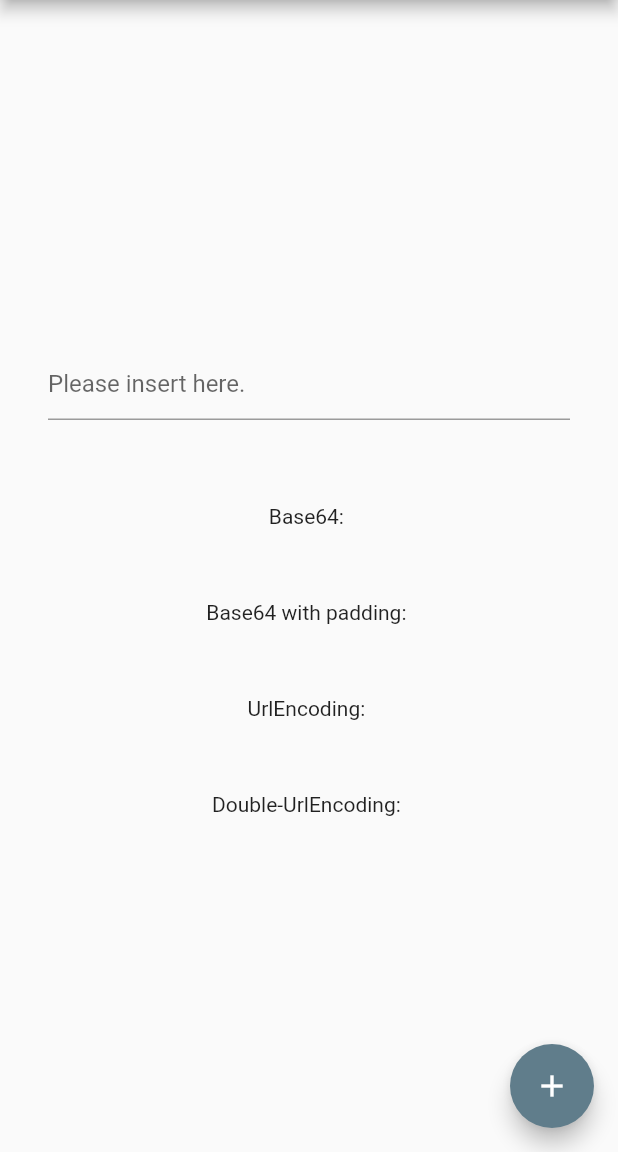
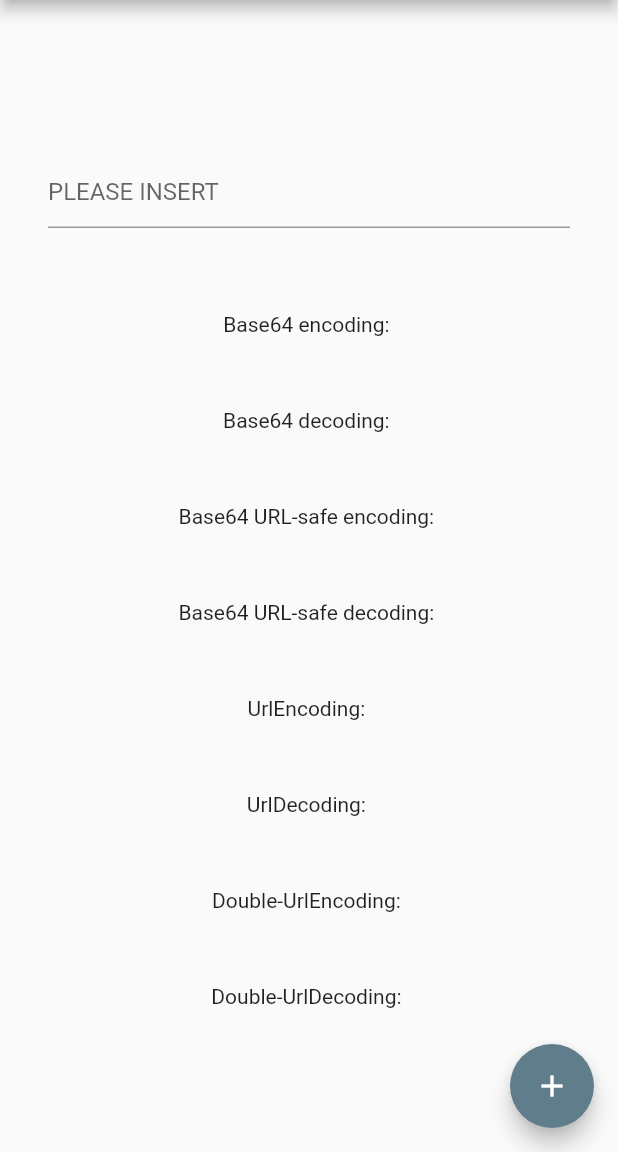
Before and after one commit to lazyrainynight/ssconverter, a Flutter app: the screen it shows after launch, on a phone screen of 412 x 824 dp, the part 84-1236 px from its top. Run offline on Flutter 3.47's test engine with Material 2 defaults, Android fonts, the phone set to English and light mode, and no system bars.

Commit message:
Get Encoded/Decoded texts

```diff
--- a/lib/shared/my_converter.dart
+++ b/lib/shared/my_converter.dart
@@ -1,4 +1,5 @@
 import 'package:flutter/material.dart';
+import 'dart:convert';
 
 class MyConverter extends StatefulWidget {
   const MyConverter({Key? key}) : super(key: key);
@@ -9,12 +10,21 @@ class MyConverter extends StatefulWidget {
 
 class _MyConverterState extends State<MyConverter> {
   String value = '';
-  String base64 = '';
-  String base64WithPadding = '';
-  String urlEncoding = '';
-  String doubleUrlEncoding = '';
+
+  String resultBase64Encoding = '';
+  String resultBase64Decoding = '';
+
+  String resultBase64UrlEncoding = '';
+  String resultBase64UrlDecoding = '';
+
+  String resultUrlEncoding = '';
+  String resultUrlDecoding = '';
+
+  String resultDoubleUrlEncoding = '';
+  String resultDoubleUrlDecoding = '';
+
   final TextEditingController txtValue = TextEditingController();
-  String inputHint = 'Please insert here.';
+  String inputHint = 'PLEASE INSERT';
 
   @override
   Widget build(BuildContext context) {
@@ -27,31 +37,100 @@ class _MyConverterState extends State<MyConverter> {
             decoration: InputDecoration(hintText: inputHint),
             onChanged: (t) {
               setState(() {
-                base64 = t;
-                base64WithPadding = t;
-                urlEncoding = t;
-                doubleUrlEncoding = t;
+                resultBase64Encoding = getBase64Encoding(t);
+                resultBase64Decoding = getBase64Decoding(t);
+                resultBase64UrlEncoding = getBase64UrlEncoding(t);
+                resultBase64UrlDecoding = getBase64UrlDecoding(t);
+                resultUrlEncoding = getUrlEncoding(t);
+                resultUrlDecoding = getUrlDecoding(t);
+                resultDoubleUrlEncoding = getDoubleUrlEncoding(t);
+                resultDoubleUrlDecoding = getDoubleUrlDecoding(t);
               });
             },
           ),
         ),
         Padding(
           padding: const EdgeInsets.all(24.0),
-          child: Text('Base64: ' + base64),
+          child: Text('Base64 encoding: ' + resultBase64Encoding),
         ),
         Padding(
           padding: const EdgeInsets.all(24.0),
-          child: Text('Base64 with padding: ' + base64WithPadding),
+          child: Text('Base64 decoding: ' + resultBase64Decoding),
         ),
         Padding(
           padding: const EdgeInsets.all(24.0),
-          child: Text('UrlEncoding: ' + urlEncoding),
+          child: Text('Base64 URL-safe encoding: ' + resultBase64UrlEncoding),
         ),
         Padding(
           padding: const EdgeInsets.all(24.0),
-          child: Text('Double-UrlEncoding: ' + doubleUrlEncoding),
+          child: Text('Base64 URL-safe decoding: ' + resultBase64UrlDecoding),
+        ),
+        Padding(
+          padding: const EdgeInsets.all(24.0),
+          child: Text('UrlEncoding: ' + resultUrlEncoding),
+        ),
+        Padding(
+          padding: const EdgeInsets.all(24.0),
+          child: Text('UrlDecoding: ' + resultUrlDecoding),
+        ),
+        Padding(
+          padding: const EdgeInsets.all(24.0),
+          child: Text('Double-UrlEncoding: ' + resultDoubleUrlEncoding),
+        ),
+        Padding(
+          padding: const EdgeInsets.all(24.0),
+          child: Text('Double-UrlDecoding: ' + resultDoubleUrlDecoding),
         ),
       ],
     );
   }
+
+  String getBase64Encoding(String input) {
+    return base64Encode(utf8.encode(input));
+  }
+
+  String getBase64Decoding(String input) {
+    String source = getInputWithPadding(input);
+
+    try {
+      return utf8.decode(base64Decode(source));
+    } on FormatException {
+      return 'INVALID FORMAT';
+    }
+  }
+
+  String getBase64UrlEncoding(String input) {
+    return base64UrlEncode(utf8.encode(input));
+  }
+
+  String getBase64UrlDecoding(String input) {
+    String source = getInputWithPadding(input);
+
+    try {
+      return utf8.decode(base64Url.decode(source));
+    } on FormatException {
+      return 'INVALID FORMAT';
+    }
+  }
+
+  String getUrlEncoding(String input) {
+    return Uri.encodeFull(input);
+  }
+
+  String getUrlDecoding(String input) {
+    return Uri.decodeFull(input);
+  }
+
+  String getDoubleUrlEncoding(String input) {
+    return Uri.encodeFull(Uri.encodeFull(input));
+  }
+
+  String getDoubleUrlDecoding(String input) {
+    return Uri.decodeFull(Uri.decodeFull(input));
+  }
+
+  String getInputWithPadding(String input) {
+    var source = input + ('=' * ((4 - (input.length % 4)) % 4));
+    return source;
+  }
 }
```
